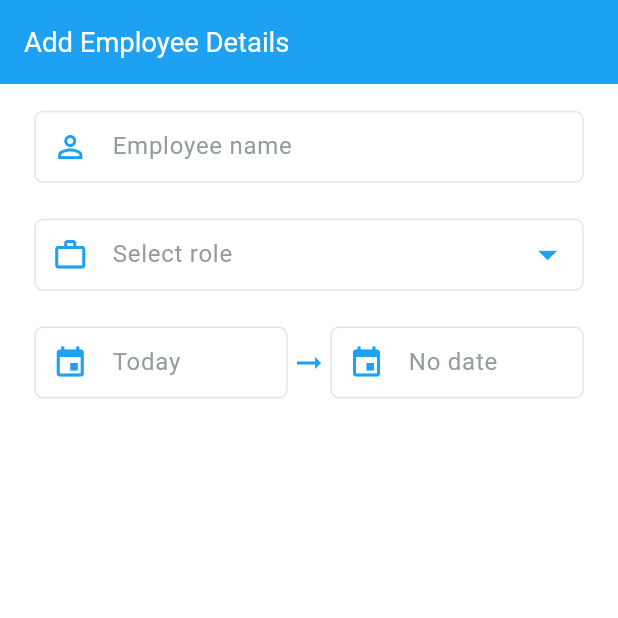
After one commit to betsegaw1332/employee_management_app, a Flutter app: the AddEmployeePage screen opened by its route, on a phone screen of 412 x 824 dp, the top half of it. The commit adds this screen. Run offline on Flutter 3.47's test engine with Material 2 defaults, Android fonts, the light colour scheme and no system bars; drawn by our look-alikes of sliding_up_panel; our stand-ins replace flutter_screenutil, go_router, table_calendar.

Commit message:
add employee bottom sliding panel added

```diff
--- a/lib/src/presentation/pages/add-employee/components/add_employee_body.dart
+++ b/lib/src/presentation/pages/add-employee/components/add_employee_body.dart
@@ -1,8 +1,10 @@
 import 'package:employee_management_app/src/presentation/pages/add-employee/components/date_selector_dialg.dart';
+import 'package:employee_management_app/src/presentation/pages/add-employee/components/roles_sliding_panel.dart';
 import 'package:employee_management_app/src/presentation/widgets/widgets.dart';
 import 'package:employee_management_app/src/utils/utils.dart';
 import 'package:flutter/material.dart';
 import 'package:flutter_screenutil/flutter_screenutil.dart';
+import 'package:sliding_up_panel/sliding_up_panel.dart';
 
 class AddEmployeeBody extends StatefulWidget {
   const AddEmployeeBody({super.key});
@@ -16,10 +18,16 @@ class _AddEmployeeBodyState extends State<AddEmployeeBody> {
   final selectedRoleController = TextEditingController();
   final todayController = TextEditingController();
   final noDateController = TextEditingController();
+  final panelController = PanelController();
 
   @override
   Widget build(BuildContext context) {
-    return Padding(
+    return RolesSlidingPanel(
+      onTap: (selectedRole){
+        selectedRoleController.text=selectedRole;
+      },
+      controller: panelController,
+      panelBody: Padding(
         padding: EdgeInsets.symmetric(
             horizontal: AppNumbers.pageHorizontalPadding.w,
             vertical: AppNumbers.pageVerticalPadding.h),
@@ -34,6 +42,10 @@ class _AddEmployeeBodyState extends State<AddEmployeeBody> {
               height: AppNumbers.verticalSpacing.h,
             ),
             CustomTextField(
+              isReadOnly: true,
+              onTap: (){
+                panelController.open();
+              },
               suffixIcon: Icons.arrow_drop_down,
               controller: selectedRoleController,
               prefixIcon: Icons.work_outline,
@@ -46,6 +58,7 @@ class _AddEmployeeBodyState extends State<AddEmployeeBody> {
               children: [
                 Expanded(
                   child: CustomTextField(
+                    isReadOnly: true,
                     onTap: () {
                       showDialog(
                           context: context,
@@ -53,6 +66,11 @@ class _AddEmployeeBodyState extends State<AddEmployeeBody> {
                             return const DateSelectorDialog(
                               isFromDateSelector: true,
                             );
+                          }).then((value) {
+                        if (value != null) {
+                          todayController.text =
+                              AppHelperFunctions.formatDate(dateTime: value);
+                        }
                       });
                     },
                     controller: todayController,
@@ -72,6 +90,7 @@ class _AddEmployeeBodyState extends State<AddEmployeeBody> {
                 ),
                 Expanded(
                   child: CustomTextField(
+                    isReadOnly: true,
                     onTap: () {
                       showDialog(
                           context: context,
@@ -79,6 +98,11 @@ class _AddEmployeeBodyState extends State<AddEmployeeBody> {
                             return const DateSelectorDialog(
                               isFromDateSelector: false,
                             );
+                          }).then((value) {
+                        if (value != null) {
+                          noDateController.text =
+                              AppHelperFunctions.formatDate(dateTime: value);
+                        }
                       });
                     },
                     controller: noDateController,
@@ -90,6 +114,7 @@ class _AddEmployeeBodyState extends State<AddEmployeeBody> {
             )
           ],
         ),
+      ),
     );
   }
 }
--- a/lib/src/presentation/pages/add-employee/components/date_selector_actions.dart
+++ b/lib/src/presentation/pages/add-employee/components/date_selector_actions.dart
@@ -51,7 +51,7 @@ class DateSelectorActions extends StatelessWidget {
           flex: 1,
           child: AppButton(
             isActive: false,
-            onPressed: () {},
+            onPressed: onCancel,
             buttonName: AppStrings.cancelText,
           ),
         ),
@@ -62,7 +62,7 @@ class DateSelectorActions extends StatelessWidget {
           flex: 1,
           child: AppButton(
             isActive: true,
-            onPressed: () {},
+            onPressed: onSave,
             buttonName: AppStrings.saveText,
           ),
         ),
--- /dev/null
+++ b/lib/src/presentation/pages/add-employee/components/roles_sliding_panel.dart
@@ -0,0 +1,63 @@
+import 'package:employee_management_app/src/utils/utils.dart';
+import 'package:flutter/material.dart';
+import 'package:flutter_screenutil/flutter_screenutil.dart';
+import 'package:sliding_up_panel/sliding_up_panel.dart';
+
+class RolesSlidingPanel extends StatefulWidget {
+  final PanelController controller;
+  final Widget panelBody;
+  final Function(String) onTap;
+  const RolesSlidingPanel(
+      {super.key, required this.controller, required this.panelBody,required this.onTap});
+
+  @override
+  State<RolesSlidingPanel> createState() => _RolesSlidingPanelState();
+}
+
+class _RolesSlidingPanelState extends State<RolesSlidingPanel> {
+  @override
+  Widget build(BuildContext context) {
+    return SlidingUpPanel(
+        minHeight: 0,
+        maxHeight: .255.sh,
+        controller: widget.controller,
+        backdropEnabled: true,
+        backdropOpacity: .4,
+        borderRadius: BorderRadius.only(
+            topLeft: Radius.circular(20.sp), topRight: Radius.circular(20.sp)),
+        panel: Column(
+          crossAxisAlignment: CrossAxisAlignment.center,
+          children: List.generate(
+              AppStrings.selectRoles.length,
+              (index) => GestureDetector(
+                    onTap: () {
+                      widget.onTap( AppStrings.selectRoles[index]);
+                      widget.controller.close();
+                    },
+                    child: Container(
+                      padding: EdgeInsets.symmetric(vertical: 13.h),
+                      decoration: BoxDecoration(
+                        border: Border(
+                          bottom: BorderSide(
+                              width: 1.5,
+                              color: index != AppStrings.selectRoles.length - 1
+                                  ? AppColors.greyLighterColor
+                                  : Colors.white),
+                        ),
+                      ),
+                      child: Align(
+                        alignment: Alignment.center,
+                        child: Text(
+                          AppStrings.selectRoles[index],
+                          style: TextStyle(
+                              color: AppColors.lightBlackColor,
+                              fontSize: 13.sp),
+                        ),
+                      ),
+                    ),
+                  )),
+        ),
+        collapsed: const SizedBox(),
+        body: widget.panelBody);
+  }
+}
--- a/lib/src/presentation/widgets/custom_text_field.dart
+++ b/lib/src/presentation/widgets/custom_text_field.dart
@@ -7,6 +7,7 @@ class CustomTextField extends StatelessWidget {
   final IconData prefixIcon;
   final IconData? suffixIcon;
   final Function()? onTap;
+  final bool isReadOnly;
   final TextEditingController controller;
   const CustomTextField(
       {super.key,
@@ -14,18 +15,21 @@ class CustomTextField extends StatelessWidget {
       this.suffixIcon,
       required this.controller,
       this.onTap,
+      this.isReadOnly=false,
       required this.hintText});
 
   @override
   Widget build(BuildContext context) {
     return TextFormField(
+      readOnly: isReadOnly,
       onTap: onTap,
+      controller: controller,
       autovalidateMode: AutovalidateMode.onUserInteraction,
       style: const TextStyle(color: Colors.black),
       decoration: InputDecoration(
         hintText: hintText,
         suffixIcon: suffixIcon == null
-            ? const SizedBox.shrink()
+            ? null
             : Icon(
                 suffixIcon!,
                 color: AppColors.appPrimaryColor,
--- a/lib/src/utils/constants/app_colors.dart
+++ b/lib/src/utils/constants/app_colors.dart
@@ -10,6 +10,8 @@ abstract class AppColors {
 
   static final Color appSecondaryColor =
       HexColor.fromHex(AppStrings.secondaryColor);
+  static final Color lightBlackColor =
+      HexColor.fromHex(AppStrings.lightBlackColor);
 
   static final Color appBackgroundColor =
       HexColor.fromHex(AppStrings.appBackgroundColor);
--- a/lib/src/utils/constants/app_strings.dart
+++ b/lib/src/utils/constants/app_strings.dart
@@ -6,6 +6,7 @@ abstract class AppStrings {
   static const String greyColor='#949C9E';
   static const String greyLighterColor = '#E5E5E5';
   static const String primaryColorLighter="#EDF8FF";
+  static const String lightBlackColor="#323238";
 
 
 
@@ -21,4 +22,11 @@ abstract class AppStrings {
   static const String afterOneWeekText='After 1 week';
   static const String cancelText='Cancel';
   static const String saveText='Save';
+
+  static const List<String> selectRoles=[
+    "Product Designer",
+    "Flutter developer",
+    "QA Tester",
+    "Product Owner"
+  ];
 }
--- a/pubspec.yaml
+++ b/pubspec.yaml
@@ -39,6 +39,7 @@ dependencies:
   go_router: ^12.1.0
   table_calendar: ^3.0.9
   intl: ^0.18.1
+  sliding_up_panel: ^2.0.0+1
 
 dev_dependencies:
   flutter_test:
```
Also changed, not shown: lib/src/presentation/pages/add-employee/components/date_selector_dialg.dart (+6 -2 lines), pubspec.lock. Lines whose indentation alone changed are shown as unchanged.
